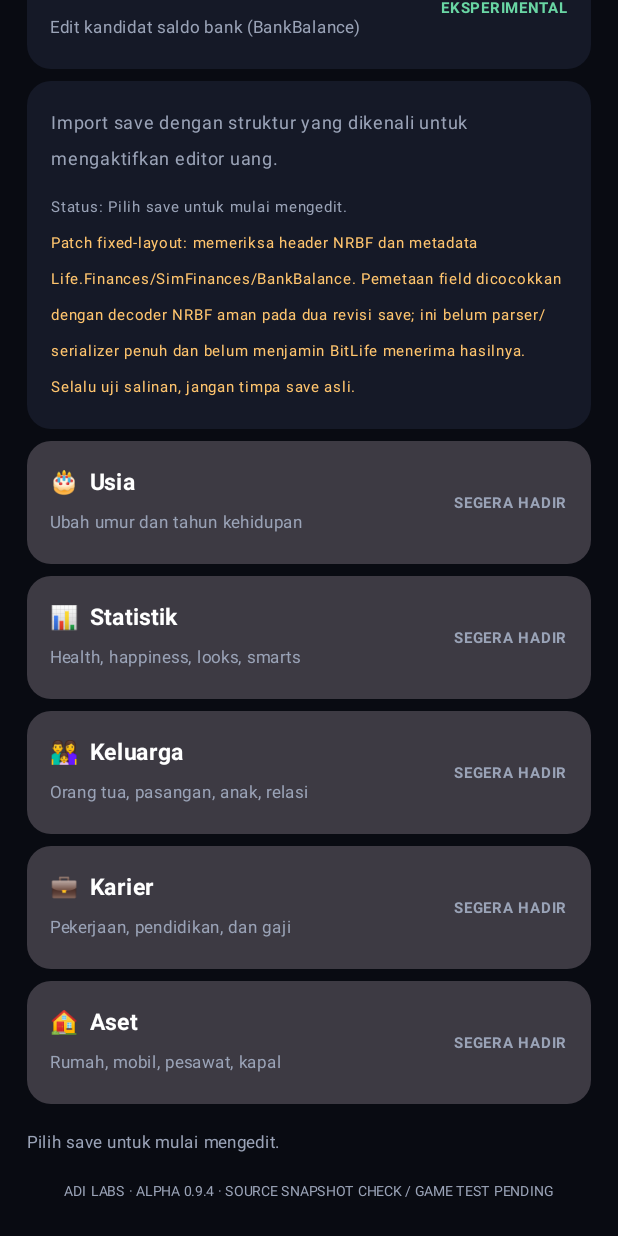
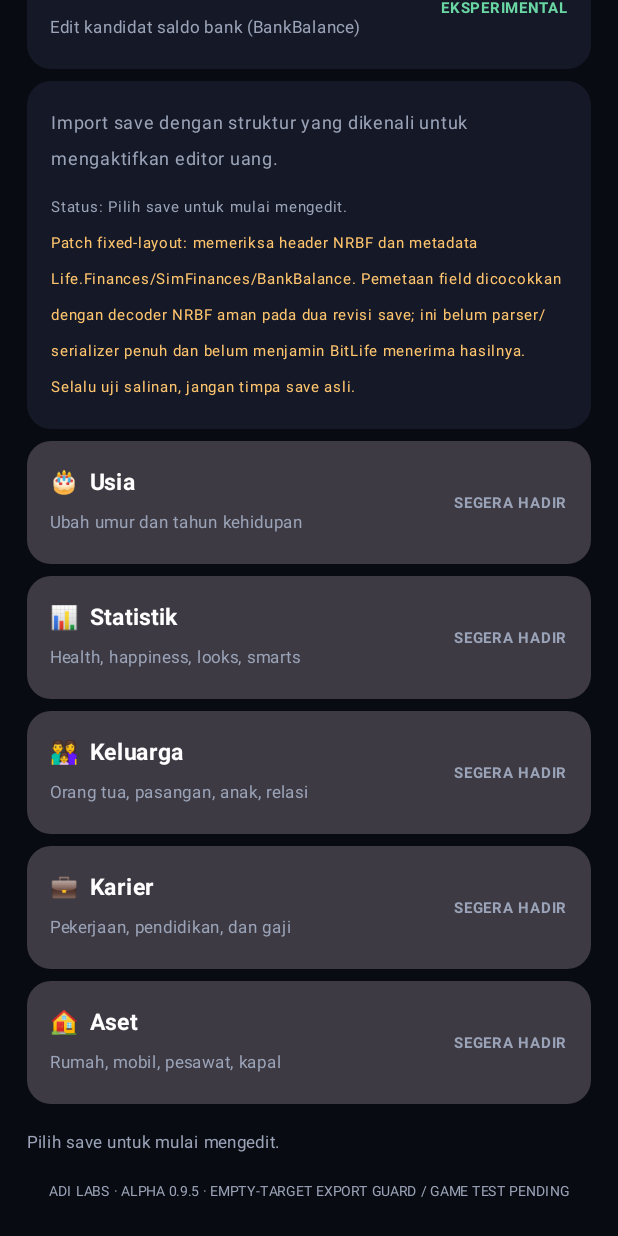
Before and after one commit to Muhtadi112/BitLife-Save-Editor, an Android app built with Jetpack Compose: the screen it shows after launch (MainActivity), scrolled down 434 dp, on a phone screen of 412 x 824 dp. Run offline under Robolectric (Android 15) with nearby library versions, the phone set to English and light mode, and no system bars.

Commit message:
Update Alpha 0.9.5 in app footer

```diff
--- a/BitLifeSaveEditor/app/src/main/java/com/adi/bitlifesaveeditor/MainActivity.kt
+++ b/BitLifeSaveEditor/app/src/main/java/com/adi/bitlifesaveeditor/MainActivity.kt
@@ -449,6 +449,6 @@ private fun EditorHome() {
         }
         Text(editStatus, color = Muted, fontSize = 11.sp, lineHeight = 16.sp)
         Spacer(Modifier.height(12.dp))
-        Text("ADI LABS · ALPHA 0.9.4 · SOURCE SNAPSHOT CHECK / GAME TEST PENDING", color = Muted, fontSize = 9.sp, modifier = Modifier.align(Alignment.CenterHorizontally))
+        Text("ADI LABS · ALPHA 0.9.5 · EMPTY-TARGET EXPORT GUARD / GAME TEST PENDING", color = Muted, fontSize = 9.sp, modifier = Modifier.align(Alignment.CenterHorizontally))
     }
 }
```
